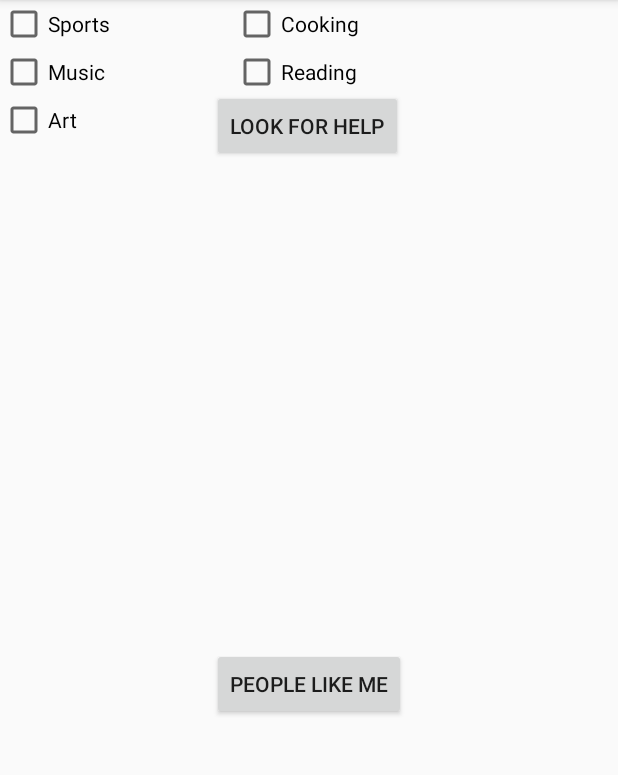
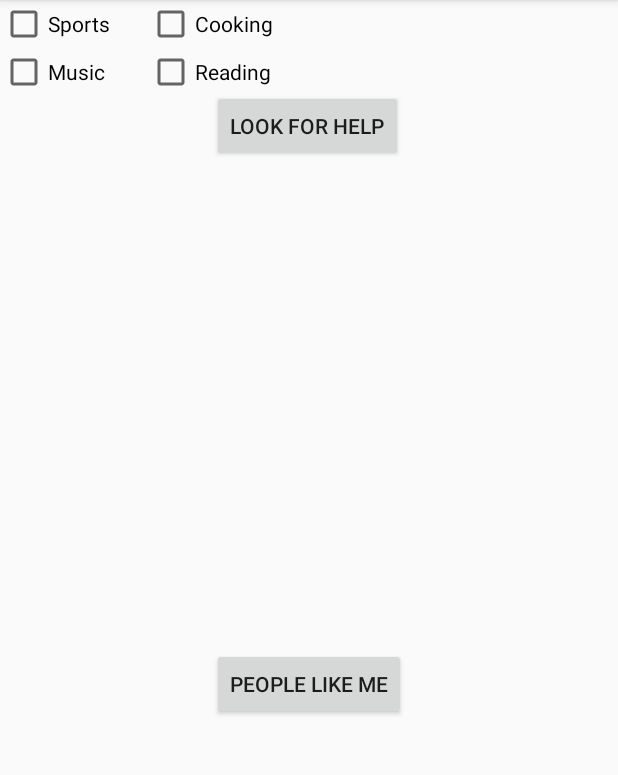
Before and after one commit to avitalze/All4Ole-Client, an Android app: the HomePageScreen screen opened directly, with no data from a screen before it, after a tap on "PEOPLE LIKE ME", on a phone screen of 412 x 824 dp, the part 84-859 px from its top. Run offline under Robolectric (Android 15) with nearby library versions, the phone set to English and light mode, and no system bars; 2 statements that could not run were skipped.

Commit message:
Changed The UI in HomePageScreen and profile display's code behind

```diff
--- a/app/src/main/res/layout/activity_home_page_screen.xml
+++ b/app/src/main/res/layout/activity_home_page_screen.xml
@@ -32,14 +32,17 @@
         app:layout_constraintTop_toTopOf="parent" />
 
     <ScrollView
-        android:layout_width="366dp"
-        android:layout_height="93dp"
-        tools:layout_editor_absoluteX="26dp"
-        tools:layout_editor_absoluteY="110dp">
+        android:layout_width="200dp"
+        android:layout_height="70dp"
+        android:layout_marginStart="16dp"
+        android:layout_marginBottom="15dp"
+        >
 
         <TableLayout
             android:layout_width="match_parent"
-            android:layout_height="wrap_content">
+            android:layout_height="wrap_content"
+            android:shrinkColumns="*"
+            android:stretchColumns="*">
 
             <TableRow
                 android:layout_width="match_parent"
@@ -49,13 +52,13 @@
                     android:id="@+id/btnHelp1"
                     android:layout_width="155dp"
                     android:layout_height="wrap_content"
-                    android:text="@string/help1" />
+                    android:text="@string/hobby1" />
 
                 <CheckBox
                     android:id="@+id/btnHelp2"
                     android:layout_width="160dp"
                     android:layout_height="wrap_content"
-                    android:text="@string/help2" />
+                    android:text="@string/hobby2" />
 
             </TableRow>
 
@@ -67,13 +70,13 @@
                     android:id="@+id/btnHelp3"
                     android:layout_width="match_parent"
                     android:layout_height="wrap_content"
-                    android:text="@string/help3" />
+                    android:text="@string/hobby3" />
 
                 <CheckBox
                     android:id="@+id/btnHelp4"
                     android:layout_width="wrap_content"
                     android:layout_height="wrap_content"
-                    android:text="@string/help4" />
+                    android:text="@string/hobby4" />
 
             </TableRow>
 
@@ -85,13 +88,13 @@
                     android:id="@+id/btnHelp5"
                     android:layout_width="wrap_content"
                     android:layout_height="wrap_content"
-                    android:text="@string/help5" />
+                    android:text="@string/hobby5" />
 
                 <CheckBox
                     android:id="@+id/btnHelp6"
                     android:layout_width="wrap_content"
                     android:layout_height="wrap_content"
-                    android:text="@string/help6" />
+                    android:text="@string/hobby6" />
             </TableRow>
 
             <TableRow
@@ -102,13 +105,13 @@
                     android:id="@+id/btnHelp7"
                     android:layout_width="wrap_content"
                     android:layout_height="wrap_content"
-                    android:text="@string/help7" />
+                    android:text="@string/hobby7" />
 
                 <CheckBox
                     android:id="@+id/btnHelp8"
                     android:layout_width="wrap_content"
                     android:layout_height="wrap_content"
-                    android:text="@string/help8" />
+                    android:text="@string/hobby8" />
             </TableRow>
         </TableLayout>
     </ScrollView>
--- a/app/src/main/res/values/strings.xml
+++ b/app/src/main/res/values/strings.xml
@@ -2,14 +2,25 @@
     <string name="app_name">All4Ole-Client</string>
     <string name="people">People like me</string>
     <string name="help">Look for help</string>
-    <string name="help1">Sports</string>
-    <string name="help2">Cooking</string>
-    <string name="help3">Music</string>
-    <string name="help4">Reading</string>
-    <string name="help5">Art</string>
-    <string name="help6">Gaming</string>
-    <string name="help7">Hiking</string>
-    <string name="help8">Pets</string>
+    <string name="hobbies">Hobbies:</string>
+    <string name="hobby1">Sports</string>
+    <string name="hobby2">Cooking</string>
+    <string name="hobby3">Music</string>
+    <string name="hobby4">Reading</string>
+    <string name="hobby5">Art</string>
+    <string name="hobby6">Gaming</string>
+    <string name="hobby7">Hiking</string>
+    <string name="hobby8">Pets</string>
+    <string name="help1">Bureaucracy</string>
+    <string name="help2">Education</string>
+    <string name="help3">Work</string>
+    <string name="help4">Food</string>
+    <string name="help5">Banks</string>
+    <string name="help6">Translation</string>
+    <string name="help7">Babysitter</string>
+    <string name="help8">Lawyers</string>
+    <string name="setHelp">Change help</string>
+    <string name="canHelp">Can Help with:</string>
     <string name="profileDisplay">My Profile</string>
     <string name="otherProfileDisplay">%1$s %2$s</string>
     <string name="phone">Phone: %1$s</string>
@@ -23,4 +34,5 @@
 
 
 
+
 </resources>
```
Also changed, not shown: app/src/main/java/com/example/all4ole_client/HomePageScreen.kt (+13 -22 lines), app/src/main/res/layout/activity_profile_display.xml (+78 -75 lines).
